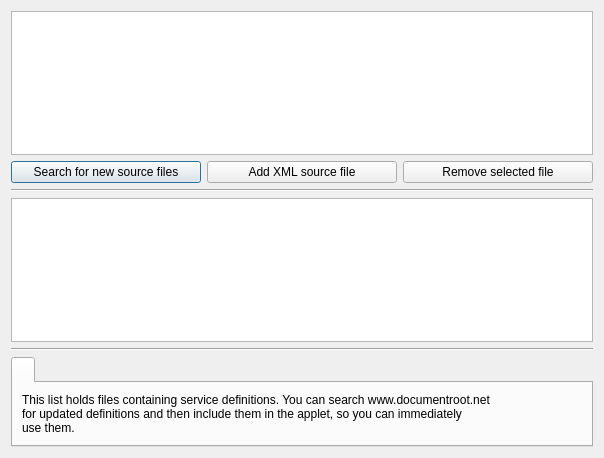
Old version of the form contents/code/dialogs/Sources.ui in the repository mbleichner/service-monitor.
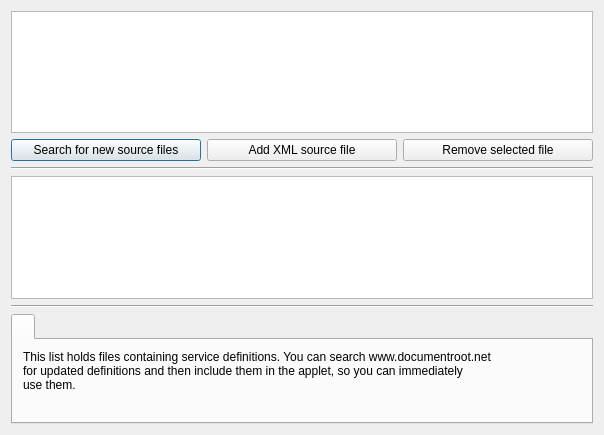
New version of the form. Icons and pictures are not drawn.

Commit message: made all help tabs same height and wrote help text for settings page

Diff of the .ui file:
```diff
--- a/contents/code/dialogs/Sources.ui
+++ b/contents/code/dialogs/Sources.ui
@@ -7,7 +7,7 @@
     <x>0</x>
     <y>0</y>
     <width>604</width>
-    <height>458</height>
+    <height>435</height>
    </rect>
   </property>
   <property name="windowTitle">
@@ -96,10 +96,28 @@
    </item>
    <item>
     <widget class="QTabWidget" name="helpTabWidget">
+     <property name="sizePolicy">
+      <sizepolicy hsizetype="Expanding" vsizetype="Minimum">
+       <horstretch>0</horstretch>
+       <verstretch>0</verstretch>
+      </sizepolicy>
+     </property>
+     <property name="minimumSize">
+      <size>
+       <width>0</width>
+       <height>110</height>
+      </size>
+     </property>
      <property name="currentIndex">
       <number>0</number>
      </property>
      <widget class="QWidget" name="help">
+      <property name="sizePolicy">
+       <sizepolicy hsizetype="Expanding" vsizetype="Expanding">
+        <horstretch>0</horstretch>
+        <verstretch>0</verstretch>
+       </sizepolicy>
+      </property>
       <attribute name="icon">
        <iconset resource="../resources/icons/icons.qrc">
         <normaloff>:/help.png</normaloff>:/help.png</iconset>
@@ -108,15 +126,24 @@
        <string/>
       </attribute>
       <layout class="QVBoxLayout" name="verticalLayout_2">
+       <property name="margin">
+        <number>10</number>
+       </property>
        <item>
         <widget class="QLabel" name="label_2">
+         <property name="sizePolicy">
+          <sizepolicy hsizetype="Expanding" vsizetype="Expanding">
+           <horstretch>0</horstretch>
+           <verstretch>0</verstretch>
+          </sizepolicy>
+         </property>
          <property name="text">
           <string>This list holds files containing service definitions. You can search www.documentroot.net
 for updated definitions and then include them in the applet, so you can immediately
 use them.</string>
          </property>
          <property name="alignment">
-          <set>Qt::AlignLeading|Qt::AlignLeft|Qt::AlignVCenter</set>
+          <set>Qt::AlignLeading|Qt::AlignLeft|Qt::AlignTop</set>
          </property>
         </widget>
        </item>
```
The commit also changes 10 other files.
